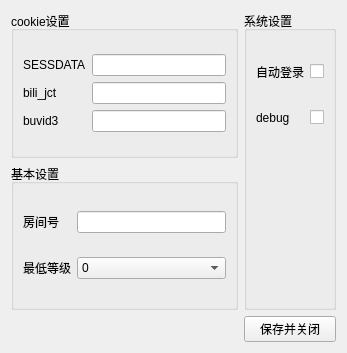
The window that ui/settingswindow.ui (MeowDWing/DanmakuReader) describes before a commit, drawn with Qt 5.
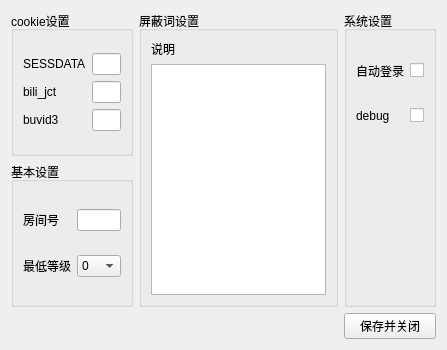
The same window after the commit.

The edit to the form file:
```diff
--- a/ui/settingswindow.ui
+++ b/ui/settingswindow.ui
@@ -6,67 +6,14 @@
    <rect>
     <x>0</x>
     <y>0</y>
-    <width>347</width>
-    <height>353</height>
+    <width>447</width>
+    <height>350</height>
    </rect>
   </property>
   <property name="windowTitle">
    <string>设置</string>
   </property>
   <layout class="QGridLayout" name="gridLayout_2">
-   <item row="1" column="1" rowspan="2">
-    <widget class="QGroupBox" name="system_box">
-     <property name="title">
-      <string>系统设置</string>
-     </property>
-     <layout class="QGridLayout" name="gridLayout_5">
-      <item row="0" column="1">
-       <widget class="QCheckBox" name="auto_login_check">
-        <property name="text">
-         <string/>
-        </property>
-       </widget>
-      </item>
-      <item row="0" column="0">
-       <widget class="QLabel" name="auto_login">
-        <property name="text">
-         <string>自动登录</string>
-        </property>
-       </widget>
-      </item>
-      <item row="1" column="0">
-       <widget class="QLabel" name="debug">
-        <property name="text">
-         <string>debug</string>
-        </property>
-       </widget>
-      </item>
-      <item row="1" column="1">
-       <widget class="QCheckBox" name="debug_check">
-        <property name="text">
-         <string/>
-        </property>
-       </widget>
-      </item>
-      <item row="2" column="0">
-       <spacer name="verticalSpacer">
-        <property name="orientation">
-         <enum>Qt::Vertical</enum>
-        </property>
-        <property name="sizeType">
-         <enum>QSizePolicy::Fixed</enum>
-        </property>
-        <property name="sizeHint" stdset="0">
-         <size>
-          <width>20</width>
-          <height>150</height>
-         </size>
-        </property>
-       </spacer>
-      </item>
-     </layout>
-    </widget>
-   </item>
    <item row="1" column="0">
     <widget class="QGroupBox" name="initial_box">
      <property name="title">
@@ -110,7 +57,7 @@
      </layout>
     </widget>
    </item>
-   <item row="3" column="1">
+   <item row="3" column="2">
     <widget class="QPushButton" name="save_close">
      <property name="text">
       <string>保存并关闭</string>
@@ -282,6 +229,81 @@
      </layout>
     </widget>
    </item>
+   <item row="1" column="2" rowspan="2">
+    <widget class="QGroupBox" name="system_box">
+     <property name="title">
+      <string>系统设置</string>
+     </property>
+     <layout class="QGridLayout" name="gridLayout_5">
+      <item row="0" column="1">
+       <widget class="QCheckBox" name="auto_login_check">
+        <property name="text">
+         <string/>
+        </property>
+       </widget>
+      </item>
+      <item row="0" column="0">
+       <widget class="QLabel" name="auto_login">
+        <property name="text">
+         <string>自动登录</string>
+        </property>
+       </widget>
+      </item>
+      <item row="1" column="0">
+       <widget class="QLabel" name="debug">
+        <property name="text">
+         <string>debug</string>
+        </property>
+       </widget>
+      </item>
+      <item row="1" column="1">
+       <widget class="QCheckBox" name="debug_check">
+        <property name="text">
+         <string/>
+        </property>
+       </widget>
+      </item>
+      <item row="2" column="0">
+       <spacer name="verticalSpacer">
+        <property name="orientation">
+         <enum>Qt::Vertical</enum>
+        </property>
+        <property name="sizeType">
+         <enum>QSizePolicy::Fixed</enum>
+        </property>
+        <property name="sizeHint" stdset="0">
+         <size>
+          <width>20</width>
+          <height>150</height>
+         </size>
+        </property>
+       </spacer>
+      </item>
+     </layout>
+    </widget>
+   </item>
+   <item row="1" column="1" rowspan="2">
+    <widget class="QGroupBox" name="ban_word_box">
+     <property name="title">
+      <string>屏蔽词设置</string>
+     </property>
+     <layout class="QGridLayout" name="gridLayout_6">
+      <item row="1" column="0">
+       <widget class="QTextEdit" name="matching_edit"/>
+      </item>
+      <item row="0" column="0">
+       <widget class="QLabel" name="ban_word_intro">
+        <property name="text">
+         <string>说明</string>
+        </property>
+        <property name="wordWrap">
+         <bool>true</bool>
+        </property>
+       </widget>
+      </item>
+     </layout>
+    </widget>
+   </item>
   </layout>
  </widget>
  <resources/>
```
Left out of the diff: 45 changed lines with no effect on the pictures.
